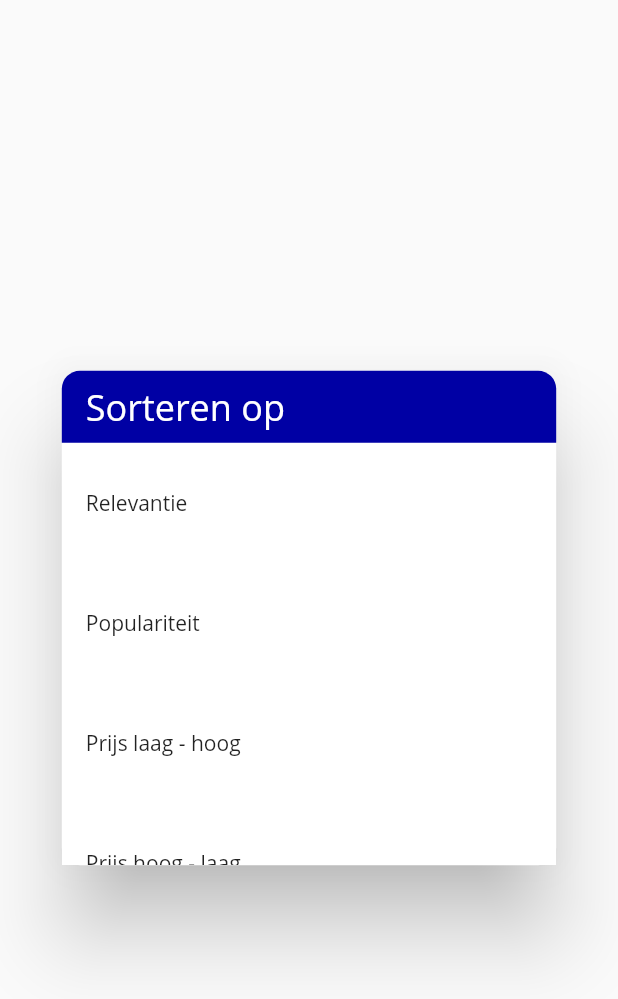
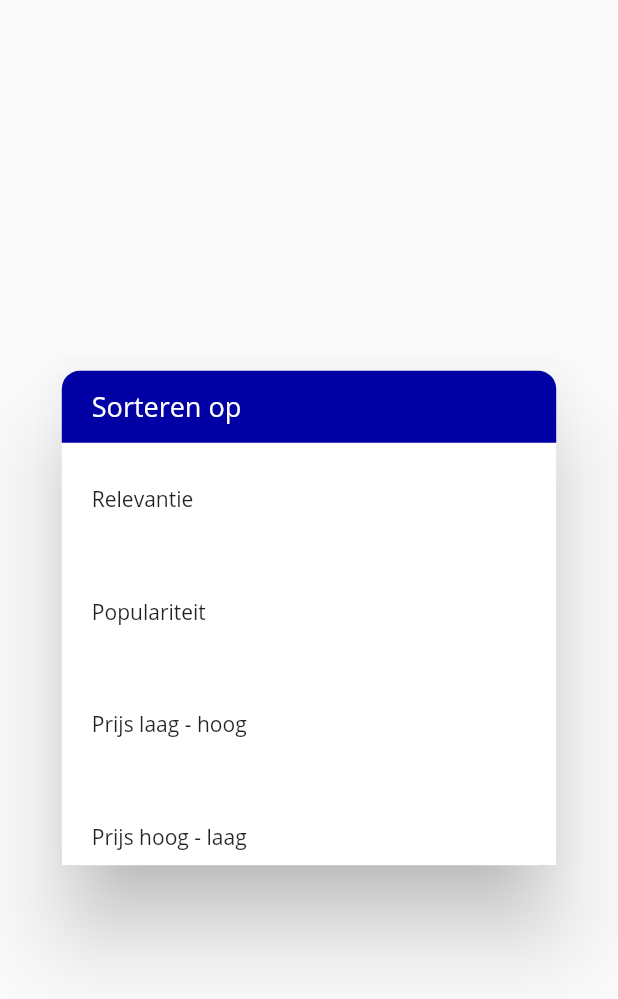
Before and after one commit to InstantlyMoist/bolsearcher, a Flutter app: the FilterPopup widget shown alone on an empty page, opened directly, on a phone screen of 412 x 824 dp. Shown: the top 999 px of the screen. Run offline on Flutter 3.47's test engine with Material 2 defaults, Android fonts, the light colour scheme and no system bars; our stand-ins replace carousel_slider, flutter_rating_bar, flutter_widget_from_html_core, shared_preferences; missing offline and left inert: flutter_barcode_scanner; accounts and stored records are empty.

Commit message:
Changed dialogbox styling 🍰

```diff
--- a/lib/components/filter_popup.dart
+++ b/lib/components/filter/filter_popup.dart
@@ -60,9 +60,6 @@ class _FilterPopupState extends State<FilterPopup> {
         width: MediaQuery.of(context).size.width * 0.8,
         child: Column(
           children: <Widget>[
-            SizedBox(
-              width: 16,
-            ),
             Container(
               decoration: BoxDecoration(
                 borderRadius: BorderRadius.only(
@@ -75,11 +72,11 @@ class _FilterPopupState extends State<FilterPopup> {
               child: Row(
                 children: <Widget>[
                   SizedBox(
-                    width: 16,
+                    width: 20,
                   ),
                   Text(
                     "Sorteren op",
-                    style: TextStyle(color: Colors.white, fontSize: 24),
+                    style: TextStyle(color: Colors.white, fontSize: 18),
                   ),
                 ],
               ),
@@ -97,10 +94,10 @@ class _FilterPopupState extends State<FilterPopup> {
                           color: filterItems[index].selected
                               ? Color(0xFFF4F4F4)
                               : Colors.white,
-                          height: 80,
+                          height: 75,
                           child: Row(
                             children: <Widget>[
-                              SizedBox(width: 16,),
+                              SizedBox(width: 20,),
                               Text(filterItems[index].displayName),
                             ],
                           ),
--- a/lib/main.dart
+++ b/lib/main.dart
@@ -1,7 +1,6 @@
 import 'dart:convert';
 
-import 'package:bolsearcher/components/filter_button.dart';
-import 'package:bolsearcher/components/filter_popup.dart';
+import 'package:bolsearcher/components/filter/filter_button.dart';
 import 'package:bolsearcher/components/welcome_screen.dart';
 import 'package:bolsearcher/product/product.dart';
 import 'package:bolsearcher/product/product_screen.dart';
@@ -11,6 +10,8 @@ import 'package:bolsearcher/components/logo.dart';
 import 'package:bolsearcher/components/searchbar.dart';
 import 'package:flutter/material.dart';
 import 'package:shared_preferences/shared_preferences.dart';
+
+import 'components/filter/filter_popup.dart';
 
 void main() => runApp(MyApp());
 
```
Also changed, not shown: lib/components/filter/filter_button.dart (renamed from lib/components/filter_button.dart).
